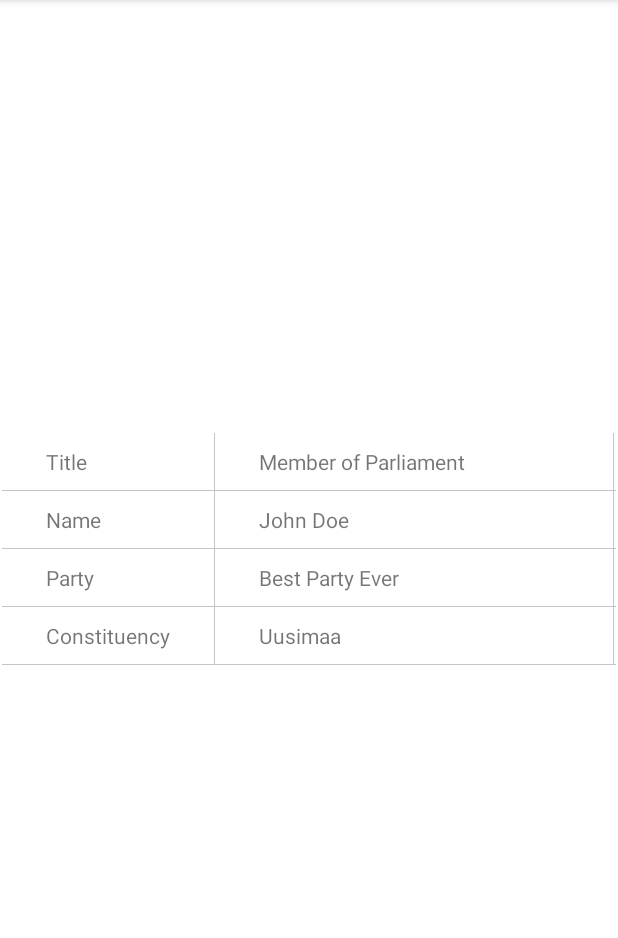
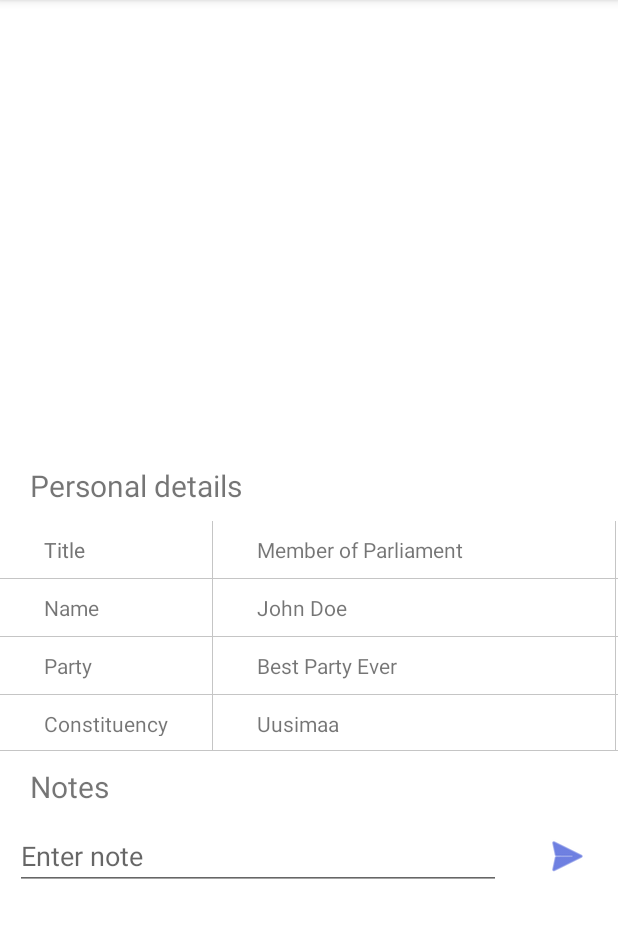
Before and after one commit to NeoAren/know-your-mps, an Android app: the fragment MemberDetailsFragment placed in its activity, on a phone screen of 412 x 824 dp, the part 84-1022 px from its top. Run offline under Robolectric (Android 15) with nearby library versions, the phone set to English and light mode, and no system bars; our stand-ins replace Dagger/Hilt's generated code, Picasso, data binding; pictures from the network do not load; 2 statements that could not run were skipped.

Commit message:
UI to add notes to MPs

```diff
--- a/app/src/main/java/eu/neoaren/knowyourmps/data/AppDatabase.kt
+++ b/app/src/main/java/eu/neoaren/knowyourmps/data/AppDatabase.kt
@@ -7,7 +7,7 @@ import androidx.work.OneTimeWorkRequestBuilder
 import androidx.work.WorkManager
 import eu.neoaren.knowyourmps.workers.SeedDatabaseWorker
 
-@Database(entities = [MemberOfParliament::class, Note::class], version = 4)
+@Database(entities = [MemberOfParliament::class, Note::class], version = 5)
 abstract class AppDatabase : RoomDatabase() {
 
   abstract fun memberOfParliamentDao(): MemberOfParliamentDao
--- a/app/src/main/java/eu/neoaren/knowyourmps/data/Note.kt
+++ b/app/src/main/java/eu/neoaren/knowyourmps/data/Note.kt
@@ -5,8 +5,8 @@ import androidx.room.PrimaryKey
 
 @Entity(tableName = "notes_table")
 data class Note(
-  @PrimaryKey(autoGenerate = true)
-  val id: Long,
+  @PrimaryKey
+  val id: String,
   val personNumber: Int,
   val content: String,
 )
--- a/app/src/main/java/eu/neoaren/knowyourmps/viewmodels/MemberDetailsViewModel.kt
+++ b/app/src/main/java/eu/neoaren/knowyourmps/viewmodels/MemberDetailsViewModel.kt
@@ -3,18 +3,31 @@ package eu.neoaren.knowyourmps.viewmodels
 import androidx.lifecycle.SavedStateHandle
 import androidx.lifecycle.ViewModel
 import androidx.lifecycle.asLiveData
+import androidx.lifecycle.viewModelScope
 import dagger.hilt.android.lifecycle.HiltViewModel
+import eu.neoaren.knowyourmps.data.MemberOfParliament
 import eu.neoaren.knowyourmps.data.MemberOfParliamentRepository
+import eu.neoaren.knowyourmps.data.Note
+import eu.neoaren.knowyourmps.data.NoteRepository
+import kotlinx.coroutines.launch
+import java.util.UUID.randomUUID
 import javax.inject.Inject
 
 @HiltViewModel
 class MemberDetailsViewModel @Inject constructor(
   savedStateHandle: SavedStateHandle,
   memberOfParliamentRepository: MemberOfParliamentRepository,
+  private val noteRepository: NoteRepository,
 ) : ViewModel() {
 
   private val personNumber = savedStateHandle.get<Int>("personNumber") ?: 0
 
   val member = memberOfParliamentRepository.getByPersonNumber(personNumber).asLiveData()
 
+  fun addNoteToMP(mp: MemberOfParliament, note: String) {
+    viewModelScope.launch {
+      noteRepository.insert(Note(randomUUID().toString(), mp.personNumber, note))
+    }
+  }
+
 }
--- a/app/src/main/res/layout/fragment_member_details.xml
+++ b/app/src/main/res/layout/fragment_member_details.xml
@@ -1,112 +1,138 @@
 <?xml version="1.0" encoding="utf-8"?>
 <layout xmlns:android="http://schemas.android.com/apk/res/android"
-    xmlns:app="http://schemas.android.com/apk/res-auto"
-    xmlns:tools="http://schemas.android.com/tools">
-
-    <androidx.constraintlayout.widget.ConstraintLayout
+    xmlns:app="http://schemas.android.com/apk/res-auto">
+    <androidx.core.widget.NestedScrollView
         android:layout_width="match_parent"
-        android:layout_height="match_parent"
-        tools:context=".MemberDetailsFragment">
-
+        android:layout_height="match_parent">
+        <LinearLayout
+            android:layout_width="match_parent"
+            android:layout_height="wrap_content"
+            android:orientation="vertical">
             <ImageView
-            android:id="@+id/imageView"
-            android:layout_width="200dp"
-            android:layout_height="200dp"
-            android:contentDescription="Picture of MP"
+                android:id="@+id/picture"
+                android:layout_width="300dp"
+                android:layout_height="300dp"
+                android:layout_gravity="center"
+                android:contentDescription="@string/picture_of_mp"
                 android:cropToPadding="true"
-            android:scaleType="centerInside"
-            app:layout_constraintBottom_toBottomOf="parent"
-            app:layout_constraintEnd_toEndOf="parent"
-            app:layout_constraintHorizontal_bias="0.497"
-            app:layout_constraintStart_toStartOf="parent"
-            app:layout_constraintTop_toTopOf="parent"
-            app:layout_constraintVertical_bias="0.067" />
-
+                android:elevation="10dp"
+                android:padding="50dp"
+                android:scaleType="centerInside" />
+            <TextView
+                android:layout_width="match_parent"
+                android:layout_height="wrap_content"
+                android:paddingHorizontal="20dp"
+                android:paddingVertical="10dp"
+                android:text="@string/personal_details"
+                android:textSize="20sp" />
             <TableLayout
-            android:layout_width="409dp"
-            android:layout_height="283dp"
+                android:layout_width="412dp"
+                android:layout_height="153dp"
                 android:divider="#C5C5C5"
                 android:showDividers="beginning|middle|end"
-            android:stretchColumns="1"
-            app:layout_constraintBottom_toBottomOf="parent"
-            app:layout_constraintEnd_toEndOf="parent"
-            app:layout_constraintStart_toStartOf="parent"
-            app:layout_constraintTop_toBottomOf="@+id/imageView"
-            app:layout_constraintVertical_bias="0.206">
-
+                android:stretchColumns="1">
                 <TableRow
                     android:layout_width="match_parent"
                     android:layout_height="wrap_content"
                     android:divider="#C5C5C5"
                     android:showDividers="beginning|middle|end">
-
                     <TextView
                         android:paddingHorizontal="30dp"
                         android:paddingVertical="10dp"
-                    android:text="Title" />
-
+                        android:text="@string/title"
+                        android:textColor="#757575" />
                     <TextView
                         android:id="@+id/title"
                         android:paddingHorizontal="30dp"
                         android:paddingVertical="10dp"
-                    android:text="Member of Parliament" />
+                        android:text="@string/member_of_parliament" />
                 </TableRow>
-
                 <TableRow
                     android:layout_width="match_parent"
                     android:layout_height="wrap_content"
                     android:divider="#C5C5C5"
                     android:showDividers="beginning|middle|end">
-
                     <TextView
                         android:paddingHorizontal="30dp"
                         android:paddingVertical="10dp"
-                    android:text="Name" />
-
+                        android:text="@string/name" />
                     <TextView
                         android:id="@+id/name"
                         android:paddingHorizontal="30dp"
                         android:paddingVertical="10dp"
-                    android:text="John Doe" />
+                        android:text="@string/john_doe" />
                 </TableRow>
-
                 <TableRow
                     android:layout_width="match_parent"
                     android:layout_height="wrap_content"
                     android:divider="#C5C5C5"
                     android:showDividers="beginning|middle|end">
-
                     <TextView
                         android:paddingHorizontal="30dp"
                         android:paddingVertical="10dp"
-                    android:text="Party" />
-
+                        android:text="@string/party" />
                     <TextView
                         android:id="@+id/party"
                         android:paddingHorizontal="30dp"
                         android:paddingVertical="10dp"
-                    android:text="Best Party Ever" />
+                        android:text="@string/best_party_ever" />
                 </TableRow>
-
                 <TableRow
                     android:layout_width="match_parent"
                     android:layout_height="wrap_content"
                     android:divider="#C5C5C5"
                     android:showDividers="beginning|middle|end">
-
                     <TextView
                         android:paddingHorizontal="30dp"
                         android:paddingVertical="10dp"
-                    android:text="Constituency" />
-
+                        android:text="@string/constituency" />
                     <TextView
                         android:id="@+id/constituency"
                         android:paddingHorizontal="30dp"
                         android:paddingVertical="10dp"
-                    android:text="Uusimaa" />
+                        android:text="@string/uusimaa" />
                 </TableRow>
-
             </TableLayout>
-
-    </androidx.constraintlayout.widget.ConstraintLayout>
+            <TextView
+                android:layout_width="match_parent"
+                android:layout_height="wrap_content"
+                android:paddingHorizontal="20dp"
+                android:paddingVertical="10dp"
+                android:text="@string/notes"
+                android:textSize="20sp" />
+            <LinearLayout
+                android:layout_width="match_parent"
+                android:layout_height="wrap_content"
+                android:orientation="horizontal">
+                <EditText
+                    android:id="@+id/note"
+                    android:layout_width="325dp"
+                    android:layout_height="wrap_content"
+                    android:layout_marginHorizontal="10dp"
+                    android:layout_weight="1"
+                    android:ems="10"
+                    android:gravity="start|top"
+                    android:hint="@string/enter_note"
+                    android:inputType="textMultiLine"
+                    android:autofillHints="text" />
+                <ImageButton
+                    android:id="@+id/save"
+                    android:layout_width="50dp"
+                    android:layout_height="match_parent"
+                    android:layout_marginHorizontal="10dp"
+                    android:layout_weight="1"
+                    android:adjustViewBounds="false"
+                    android:background="#00000000"
+                    android:cropToPadding="false"
+                    android:contentDescription="@string/save_note"
+                    app:srcCompat="@android:drawable/ic_menu_send"
+                    app:tint="#0E2BCD" />
+            </LinearLayout>
+            <androidx.recyclerview.widget.RecyclerView
+                android:id="@+id/noteList"
+                android:layout_width="match_parent"
+                android:layout_height="wrap_content"
+                android:paddingTop="20dp" />
+        </LinearLayout>
+    </androidx.core.widget.NestedScrollView>
 </layout>
--- a/app/src/main/res/values/strings.xml
+++ b/app/src/main/res/values/strings.xml
@@ -2,4 +2,18 @@
     <string name="app_name">Know your MPs</string>
     <!-- TODO: Remove or change this placeholder text -->
     <string name="hello_blank_fragment">Hello blank fragment</string>
+    <string name="save_note">Save note</string>
+    <string name="enter_note">Enter note</string>
+    <string name="notes">Notes</string>
+    <string name="uusimaa">Uusimaa</string>
+    <string name="constituency">Constituency</string>
+    <string name="best_party_ever">Best Party Ever</string>
+    <string name="party">Party</string>
+    <string name="john_doe">John Doe</string>
+    <string name="name">Name</string>
+    <string name="member_of_parliament">Member of Parliament</string>
+    <string name="title">Title</string>
+    <string name="personal_details">Personal details</string>
+    <string name="picture_of_mp">Picture of MP</string>
+    <string name="lorem_ipsum_dolor_sit_amet">Lorem ipsum dolor sit amet</string>
 </resources>
```
Also changed, not shown: app/src/main/java/eu/neoaren/knowyourmps/MemberDetailsFragment.kt (+37 -13 lines), app/src/main/java/eu/neoaren/knowyourmps/adapters/NoteListAdapter.kt (added, +45 -0 lines), app/src/main/res/layout/note_list_item.xml (added, +12 -0 lines). Lines whose indentation alone changed are shown as unchanged.
